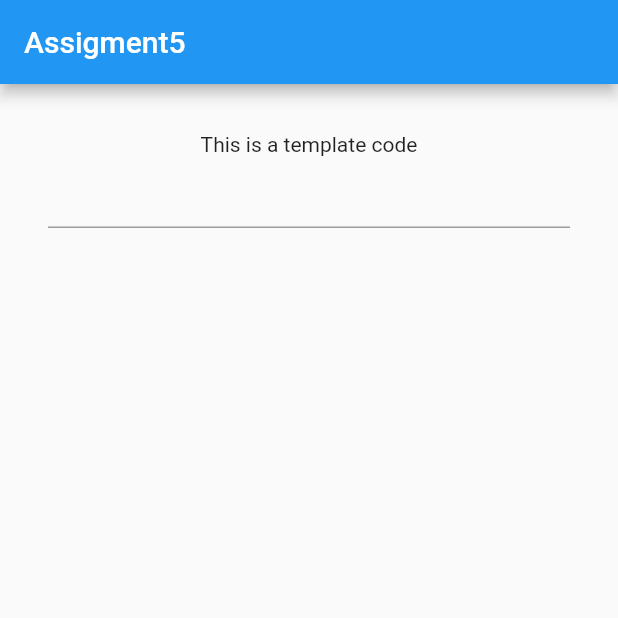
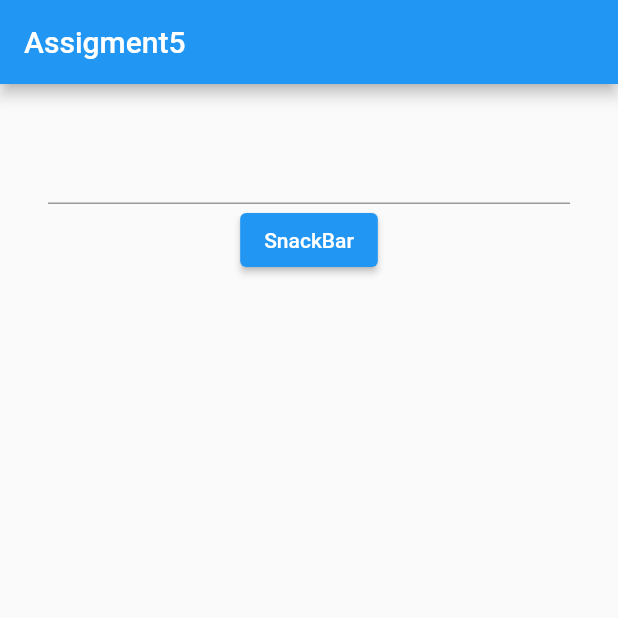
Before and after one commit to sonalijain1999/Assignmentt5, a Flutter app: the screen it shows after launch, on a phone screen of 412 x 824 dp, the top half of it. Run offline on Flutter 3.47's test engine with Material 2 defaults, Android fonts, the phone set to English and light mode, and no system bars.

Commit message:
Update main.dart

```diff
--- a/lib/main.dart
+++ b/lib/main.dart
@@ -9,23 +9,47 @@ class MyApp extends StatefulWidget {
   @override
   _State createState() => new _State();
 }
+String text="";
+class _State extends State<MyApp> {
+  final GlobalKey<ScaffoldState> ScaffoldKey=GlobalKey<ScaffoldState>();
+  void _onSubmitted(String _text)
+  { setState(() {
+    text=_text;
+  });
 
-class _State extends State<MyApp> {
+  }
+
   @override
   Widget build(BuildContext context) {
     return Scaffold(
+      key: ScaffoldKey,
       appBar:  AppBar(
         title: const Text('Assigment5'),
       ),
       body:  Container(
         padding:  EdgeInsets.all(32.0),
         child:  Column(
-          children: const <Widget>[
-             Text('This is a template code'),
-            TextField(),
+          children:  <Widget>[
+
+            TextField(
+              onChanged: _onSubmitted
+            ),
+            ElevatedButton(
+              onPressed: (){
+                final snackBar=SnackBar(
+                    content: Text(text),
+                );
+                ScaffoldMessenger.of(context).showSnackBar(snackBar);
+              },
+                child: Text("SnackBar"),
+
+            ),
+
+
           ],
         ),
+
       ),
-    );
+         );
   }
 }
```
